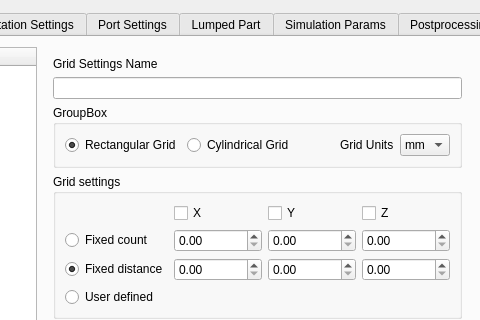
Before: the Qt Designer form ui/dialog.ui in LubomirJagos/FreeCAD-OpenEMS-Export, drawn with Qt 5; both pictures show x 386 to 866 and y 0 to 320 of the 1130 by 722 pixel window.
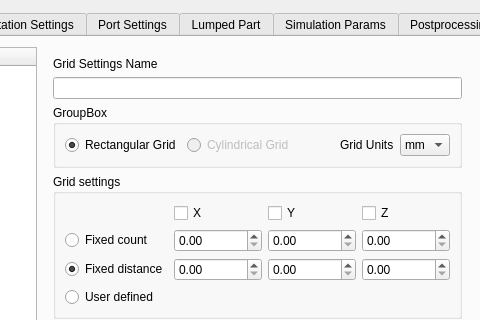
After: the same form once the commit is applied. The open tabs and pages were chosen to show the change.

Commit message:
Added last feature what I had in my mind, grid priorities implemented, now when there are priorities set, the top ones removes gridlines and put in place of object theirs, it's done removing coords from mesh.x, mesh.y or mesh.z structure and this part is generated at the end of script. Still mesh priorities are not updateing after adding new grid correctly, need check. Also grid priorities are not used when showing grid in freecad model.
Also gui which was developed at beginning of this app development was removed because current app is running ok and is done properly.\

```diff
--- a/ui/dialog.ui
+++ b/ui/dialog.ui
@@ -33,6 +33,9 @@
     <layout class="QVBoxLayout" name="verticalLayout">
      <item>
       <widget class="QTabWidget" name="openEMSTab">
+       <property name="enabled">
+        <bool>true</bool>
+       </property>
        <property name="currentIndex">
         <number>0</number>
        </property>
@@ -581,6 +584,9 @@
               </item>
               <item>
                <widget class="QRadioButton" name="gridCylindricalRadio">
+                <property name="enabled">
+                 <bool>false</bool>
+                </property>
                 <property name="text">
                  <string>Cylindrical Grid</string>
                 </property>
```
Left out of the diff: 3 changed lines with no effect on the pictures. The commit also changes 2 other files.
